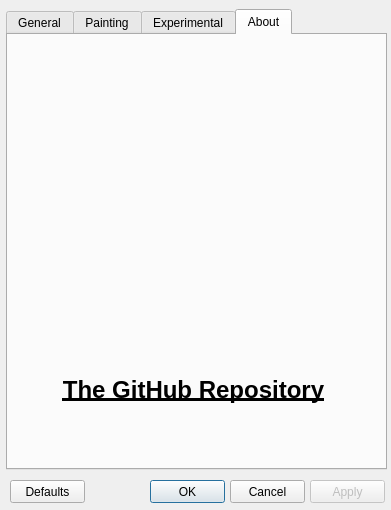
Above: rustdavinci/ui/settings/settingsui.ui from alexemanuelol/rustdavinci before the change. Below: the same form after it.
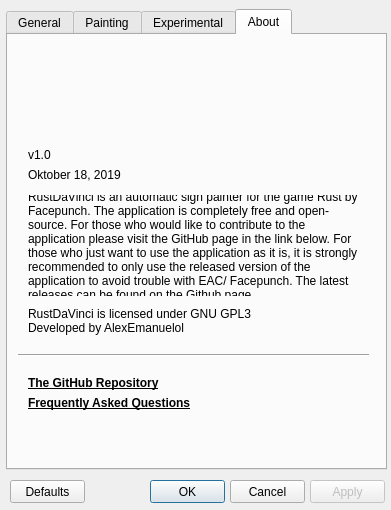
That is the form after the change. The open tabs and pages were chosen to show the change. Icons and pictures are not drawn.

Commit message: Fix about tab in settings

What changed in the file:
```diff
--- a/rustdavinci/ui/settings/settingsui.ui
+++ b/rustdavinci/ui/settings/settingsui.ui
@@ -847,15 +847,153 @@
     <widget class="QLabel" name="gitRepoLinkLabel">
      <property name="geometry">
       <rect>
+       <x>20</x>
+       <y>340</y>
+       <width>221</width>
+       <height>16</height>
+      </rect>
+     </property>
+     <property name="text">
+      <string>&lt;html&gt;&lt;head/&gt;&lt;body&gt;&lt;p&gt;&lt;a href=&quot;https://github.com/alexemanuelol/RustDaVinci&quot;&gt;&lt;span style=&quot; font-weight:600; text-decoration: underline; color:#000000;&quot;&gt;The GitHub Repository&lt;/span&gt;&lt;/a&gt;&lt;/p&gt;&lt;/body&gt;&lt;/html&gt;</string>
+     </property>
+     <property name="textFormat">
+      <enum>Qt::RichText</enum>
+     </property>
+     <property name="scaledContents">
+      <bool>false</bool>
+     </property>
+     <property name="alignment">
+      <set>Qt::AlignLeading|Qt::AlignLeft|Qt::AlignVCenter</set>
+     </property>
+     <property name="openExternalLinks">
+      <bool>true</bool>
+     </property>
+     <property name="textInteractionFlags">
+      <set>Qt::TextBrowserInteraction</set>
+     </property>
+    </widget>
+    <widget class="QLabel" name="logo1Label">
+     <property name="geometry">
+      <rect>
        <x>10</x>
-       <y>330</y>
+       <y>30</y>
        <width>351</width>
-       <height>51</height>
+       <height>71</height>
       </rect>
      </property>
      <property name="text">
-      <string>&lt;html&gt;&lt;head/&gt;&lt;body&gt;&lt;p&gt;&lt;a href=&quot;https://github.com/alexemanuelol/RustDaVinci&quot;&gt;&lt;span style=&quot; font-size:18pt; font-weight:600; text-decoration: underline; color:#000000;&quot;&gt;The GitHub Repository&lt;/span&gt;&lt;/a&gt;&lt;/p&gt;&lt;/body&gt;&lt;/html&gt;</string>
+      <string/>
      </property>
+     <property name="pixmap">
+      <pixmap resource="../resources/icons.qrc">:/icons/RustDaVinci-logo-2.png</pixmap>
+     </property>
+     <property name="scaledContents">
+      <bool>true</bool>
+     </property>
+    </widget>
+    <widget class="QLabel" name="aboutLabel">
+     <property name="geometry">
+      <rect>
+       <x>20</x>
+       <y>160</y>
+       <width>331</width>
+       <height>101</height>
+      </rect>
+     </property>
+     <property name="text">
+      <string>RustDaVinci is an automatic sign painter for the game Rust by Facepunch. The application is completely free and open-source. For those who would like to contribute to the application please visit the GitHub page in the link below. For those who just want to use the application as it is, it is strongly recommended to only use the released version of the application to avoid trouble with EAC/ Facepunch. The latest releases can be found on the Github page.</string>
+     </property>
+     <property name="wordWrap">
+      <bool>true</bool>
+     </property>
+    </widget>
+    <widget class="QLabel" name="versionLabel">
+     <property name="geometry">
+      <rect>
+       <x>20</x>
+       <y>110</y>
+       <width>161</width>
+       <height>20</height>
+      </rect>
+     </property>
+     <property name="text">
+      <string>v1.0</string>
+     </property>
+    </widget>
+    <widget class="QLabel" name="versionLabel_2">
+     <property name="geometry">
+      <rect>
+       <x>20</x>
+       <y>130</y>
+       <width>161</width>
+       <height>20</height>
+      </rect>
+     </property>
+     <property name="text">
+      <string>Oktober 18, 2019</string>
+     </property>
+    </widget>
+    <widget class="QLabel" name="licenseLabel">
+     <property name="geometry">
+      <rect>
+       <x>20</x>
+       <y>270</y>
+       <width>311</width>
+       <height>31</height>
+      </rect>
+     </property>
+     <property name="text">
+      <string>RustDaVinci is licensed under GNU GPL3
+Developed by AlexEmanuelol</string>
+     </property>
+     <property name="wordWrap">
+      <bool>true</bool>
+     </property>
+    </widget>
+    <widget class="Line" name="line">
+     <property name="geometry">
+      <rect>
+       <x>10</x>
+       <y>310</y>
+       <width>351</width>
+       <height>20</height>
+      </rect>
+     </property>
+     <property name="orientation">
+      <enum>Qt::Horizontal</enum>
+     </property>
+    </widget>
+    <widget class="QLabel" name="logo2Label">
+     <property name="geometry">
+      <rect>
+       <x>250</x>
+       <y>340</y>
+       <width>81</width>
+       <height>81</height>
+      </rect>
+     </property>
+     <property name="text">
+      <string/>
+     </property>
+     <property name="pixmap">
+      <pixmap resource="../resources/icons.qrc">:/icons/RustDaVinci-logo-1.png</pixmap>
+     </property>
+     <property name="scaledContents">
+      <bool>true</bool>
+     </property>
+    </widget>
+    <widget class="QLabel" name="faqLinkLabel_2">
+     <property name="geometry">
+      <rect>
+       <x>20</x>
+       <y>360</y>
+       <width>221</width>
+       <height>16</height>
+      </rect>
+     </property>
+     <property name="text">
+      <string>&lt;html&gt;&lt;head/&gt;&lt;body&gt;&lt;p&gt;&lt;a href=&quot;https://github.com/alexemanuelol/RustDaVinci/blob/master/docs/FAQ.md&quot;&gt;&lt;span style=&quot; font-weight:600; text-decoration: underline; color:#000000;&quot;&gt;Frequently Asked Questions&lt;/span&gt;&lt;/a&gt;&lt;/p&gt;&lt;/body&gt;&lt;/html&gt;</string>
+     </property>
      <property name="textFormat">
       <enum>Qt::RichText</enum>
      </property>
@@ -863,7 +1001,7 @@
       <bool>false</bool>
      </property>
      <property name="alignment">
-      <set>Qt::AlignCenter</set>
+      <set>Qt::AlignLeading|Qt::AlignLeft|Qt::AlignVCenter</set>
      </property>
      <property name="openExternalLinks">
       <bool>true</bool>
```
Left out of the diff: 4 changed lines with no effect on the pictures. The commit also changes 2 other files.
